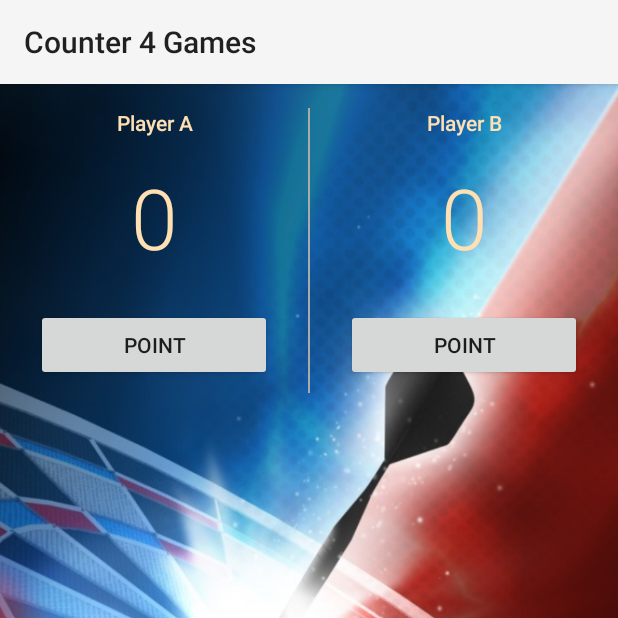
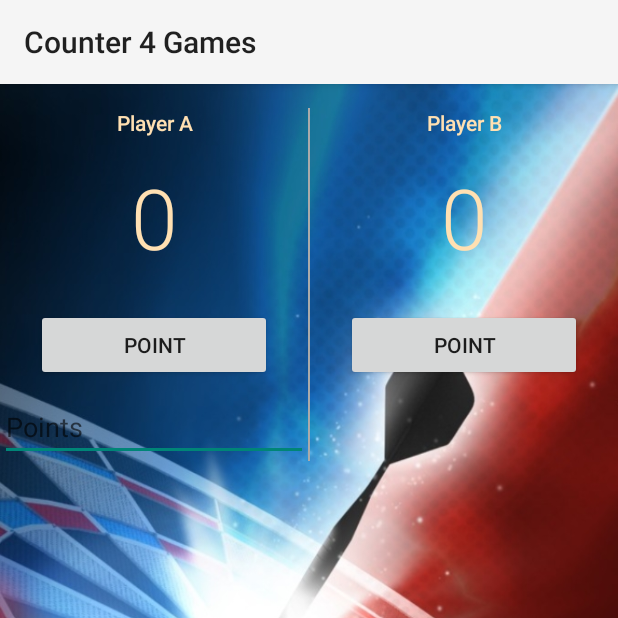
Before and after one commit to Joffrey2378/OwnAPP, an Android app: the DartsActivity screen opened directly, with no data from a screen before it, after a tap on "RESET", on a phone screen of 412 x 824 dp, the top half of it. Run offline under Robolectric (Android 15) with nearby library versions, the light colour scheme and no system bars; 1 other tap on this screen came first.

Commit message:
first commit

```diff
--- a/app/src/main/java/com/example/jorky/ownapp/DartsActivity.java
+++ b/app/src/main/java/com/example/jorky/ownapp/DartsActivity.java
@@ -2,12 +2,62 @@ package com.example.jorky.ownapp;
 
 import android.support.v7.app.AppCompatActivity;
 import android.os.Bundle;
+import android.view.View;
+import android.widget.TextView;
 
 public class DartsActivity extends AppCompatActivity {
+
+    // Tracks the score for Player A
+    int scorePlayerA = 0;
+
+    // Tracks the score for Player B
+    int scorePlayerB = 0;
 
     @Override
     protected void onCreate(Bundle savedInstanceState) {
         super.onCreate(savedInstanceState);
         setContentView(R.layout.activity_darts);
     }
+
+    /**
+     * Increase the score for Player A by 1 point.
+     */
+    public void addPointForPlayerA(View v) {
+        scorePlayerA = scorePlayerA + 1;
+        displayForPlayerA(scorePlayerA);
+    }
+
+    /**
+     * Increase the score for Player B by 1 point.
+     */
+    public void addPointForPlayerB(View v) {
+        scorePlayerB = scorePlayerB + 1;
+        displayForPlayerB(scorePlayerB);
+    }
+
+    /**
+     * Resets the score for both Players back to 0.
+     */
+    public void resetScore(View v) {
+        scorePlayerA = 0;
+        scorePlayerB = 0;
+        displayForPlayerA(scorePlayerA);
+        displayForPlayerB(scorePlayerB);
+    }
+
+    /**
+     * Displays the given score for Player A.
+     */
+    public void displayForPlayerA(int score) {
+        TextView scoreView = (TextView) findViewById(R.id.player_a_score);
+        scoreView.setText(String.valueOf(score));
+    }
+
+    /**
+     * Displays the given score for Player B.
+     */
+    public void displayForPlayerB(int score) {
+        TextView scoreView = (TextView) findViewById(R.id.player_b_score);
+        scoreView.setText(String.valueOf(score));
+    }
 }
--- a/app/src/main/java/com/example/jorky/ownapp/PingpongActivity.java
+++ b/app/src/main/java/com/example/jorky/ownapp/PingpongActivity.java
@@ -6,7 +6,6 @@ import android.view.View;
 import android.widget.TextView;
 
 public class PingpongActivity extends AppCompatActivity {
-
 
     // Tracks the score for Player A
     int scorePlayerA = 0;
--- a/app/src/main/res/layout/activity_darts.xml
+++ b/app/src/main/res/layout/activity_darts.xml
@@ -48,6 +48,11 @@
                 android:onClick="addPointForPlayerA"
                 android:text="Point" />
 
+            <EditText
+                android:layout_width="match_parent"
+                android:layout_height="wrap_content"
+                android:hint="Points"
+                android:inputType="text" />
 
         </LinearLayout>
 
```
Also changed, not shown: app/src/main/java/com/example/jorky/ownapp/MainActivity.java (+13 -0 lines).
